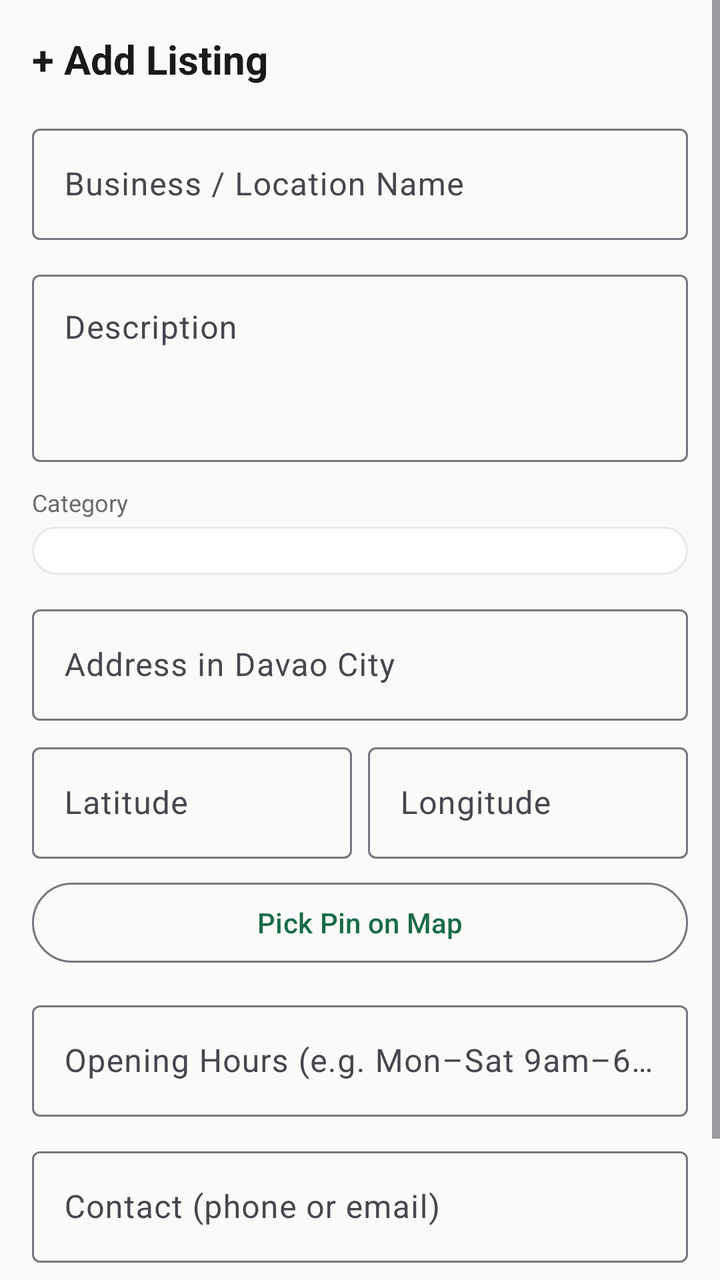
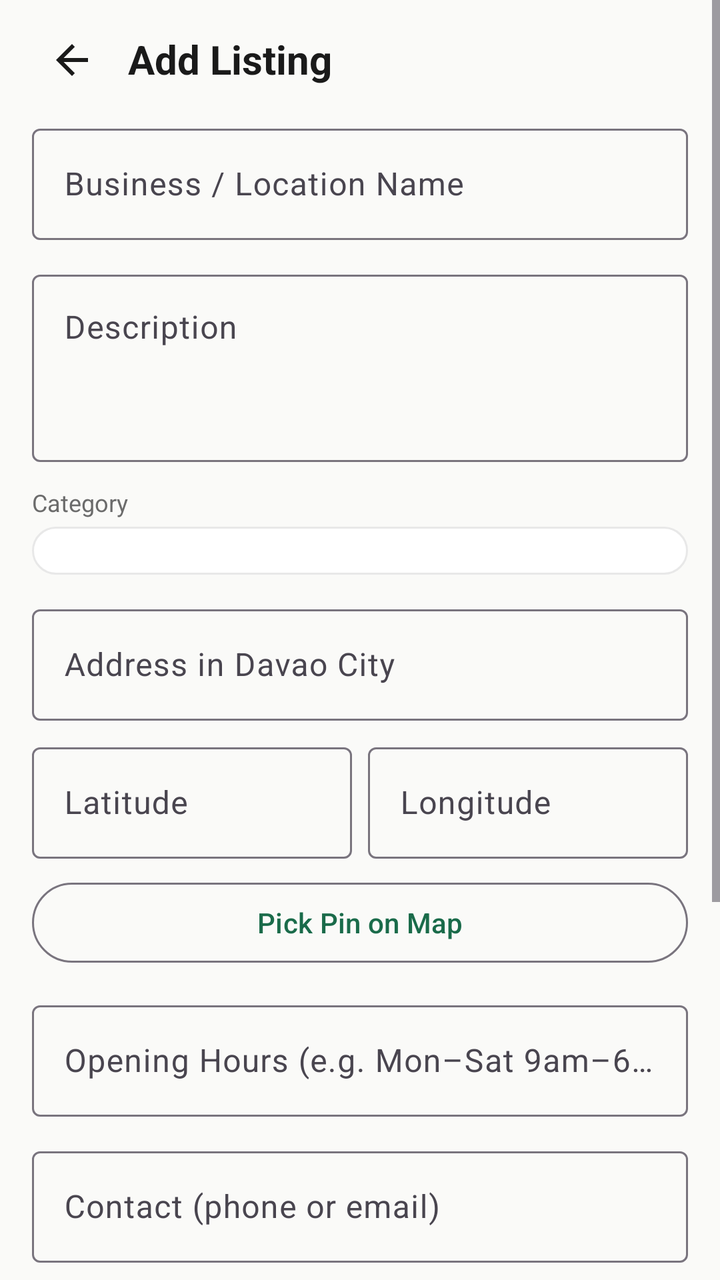

An Android layout rendered at two revisions. The XML below is the earlier revision; the diff shows what the commit changed to produce the second picture.
<!-- AndroidManifest.xml: application theme Theme.KapwaDVO -->
<!-- res/layout/fragment_listing_form.xml -->
<?xml version="1.0" encoding="utf-8"?>
<ScrollView xmlns:android="http://schemas.android.com/apk/res/android"
    xmlns:app="http://schemas.android.com/apk/res-auto"
    android:layout_width="match_parent"
    android:layout_height="match_parent"
    android:background="@color/background"
    android:fillViewport="true">

    <androidx.constraintlayout.widget.ConstraintLayout
        android:layout_width="match_parent"
        android:layout_height="wrap_content"
        android:padding="16dp">

        <TextView
            android:id="@+id/tvFormTitle"
            android:layout_width="0dp"
            android:layout_height="wrap_content"
            android:text="@string/add_listing"
            android:textSize="20sp"
            android:textStyle="bold"
            android:textColor="@color/text_primary"
            android:layout_marginBottom="16dp"
            app:layout_constraintTop_toTopOf="parent"
            app:layout_constraintStart_toStartOf="parent"
            app:layout_constraintEnd_toEndOf="parent" />

        <com.google.android.material.textfield.TextInputLayout
            android:id="@+id/tilName"
            android:layout_width="0dp"
            android:layout_height="wrap_content"
            android:hint="@string/listing_name_hint"
            android:layout_marginTop="16dp"
            style="@style/Widget.Material3.TextInputLayout.OutlinedBox"
            app:layout_constraintTop_toBottomOf="@id/tvFormTitle"
            app:layout_constraintStart_toStartOf="parent"
            app:layout_constraintEnd_toEndOf="parent">
            <com.google.android.material.textfield.TextInputEditText
                android:id="@+id/etName"
                android:layout_width="match_parent"
                android:layout_height="wrap_content"
                android:inputType="textCapSentences" />
        </com.google.android.material.textfield.TextInputLayout>

        <com.google.android.material.textfield.TextInputLayout
            android:id="@+id/tilDescription"
            android:layout_width="0dp"
            android:layout_height="wrap_content"
            android:hint="@string/listing_desc_hint"
            android:layout_marginTop="12dp"
            style="@style/Widget.Material3.TextInputLayout.OutlinedBox"
            app:layout_constraintTop_toBottomOf="@id/tilName"
            app:layout_constraintStart_toStartOf="parent"
            app:layout_constraintEnd_toEndOf="parent">
            <com.google.android.material.textfield.TextInputEditText
                android:id="@+id/etDescription"
                android:layout_width="match_parent"
                android:layout_height="wrap_content"
                android:inputType="textMultiLine|textCapSentences"
                android:minLines="3"
                android:gravity="top" />
        </com.google.android.material.textfield.TextInputLayout>

        
        <TextView
            android:id="@+id/tvCategoryLabel"
            android:layout_width="wrap_content"
            android:layout_height="wrap_content"
            android:text="@string/category_hint"
            android:textSize="12sp"
            android:textColor="@color/text_secondary"
            android:layout_marginTop="12dp"
            android:layout_marginBottom="4dp"
            app:layout_constraintTop_toBottomOf="@id/tilDescription"
            app:layout_constraintStart_toStartOf="parent" />

        <Spinner
            android:id="@+id/spinnerCategory"
            android:layout_width="0dp"
            android:layout_height="wrap_content"
            android:background="@drawable/bg_card"
            android:padding="12dp"
            android:layout_marginTop="4dp"
            app:layout_constraintTop_toBottomOf="@id/tvCategoryLabel"
            app:layout_constraintStart_toStartOf="parent"
            app:layout_constraintEnd_toEndOf="parent" />

        <com.google.android.material.textfield.TextInputLayout
            android:id="@+id/tilAddress"
            android:layout_width="0dp"
            android:layout_height="wrap_content"
            android:hint="@string/listing_address_hint"
            android:layout_marginTop="12dp"
            style="@style/Widget.Material3.TextInputLayout.OutlinedBox"
            app:layout_constraintTop_toBottomOf="@id/spinnerCategory"
            app:layout_constraintStart_toStartOf="parent"
            app:layout_constraintEnd_toEndOf="parent">
            <com.google.android.material.textfield.TextInputEditText
                android:id="@+id/etAddress"
                android:layout_width="match_parent"
                android:layout_height="wrap_content"
                android:inputType="textCapSentences" />
        </com.google.android.material.textfield.TextInputLayout>

        
        <androidx.constraintlayout.widget.ConstraintLayout
            android:id="@+id/layoutLatLng"
            android:layout_width="0dp"
            android:layout_height="wrap_content"
            android:layout_marginTop="8dp"
            app:layout_constraintTop_toBottomOf="@id/tilAddress"
            app:layout_constraintStart_toStartOf="parent"
            app:layout_constraintEnd_toEndOf="parent">

            <com.google.android.material.textfield.TextInputLayout
                android:id="@+id/tilLat"
                android:layout_width="0dp"
                android:layout_height="wrap_content"
                android:hint="Latitude"
                android:layout_marginEnd="4dp"
                style="@style/Widget.Material3.TextInputLayout.OutlinedBox"
                app:layout_constraintTop_toTopOf="parent"
                app:layout_constraintStart_toStartOf="parent"
                app:layout_constraintEnd_toStartOf="@id/tilLng">
                <com.google.android.material.textfield.TextInputEditText
                    android:id="@+id/etLat"
                    android:layout_width="match_parent"
                    android:layout_height="wrap_content"
                    android:inputType="numberDecimal|numberSigned" />
            </com.google.android.material.textfield.TextInputLayout>

            <com.google.android.material.textfield.TextInputLayout
                android:id="@+id/tilLng"
                android:layout_width="0dp"
                android:layout_height="wrap_content"
                android:hint="Longitude"
                android:layout_marginStart="4dp"
                style="@style/Widget.Material3.TextInputLayout.OutlinedBox"
                app:layout_constraintTop_toTopOf="parent"
                app:layout_constraintStart_toEndOf="@id/tilLat"
                app:layout_constraintEnd_toEndOf="parent">
                <com.google.android.material.textfield.TextInputEditText
                    android:id="@+id/etLng"
                    android:layout_width="match_parent"
                    android:layout_height="wrap_content"
                    android:inputType="numberDecimal|numberSigned" />
            </com.google.android.material.textfield.TextInputLayout>
        </androidx.constraintlayout.widget.ConstraintLayout>

        <com.google.android.material.button.MaterialButton
            android:id="@+id/btnPickPin"
            android:layout_width="0dp"
            android:layout_height="wrap_content"
            android:text="@string/pick_on_map"
            android:layout_marginTop="8dp"
            style="@style/Widget.Material3.Button.OutlinedButton"
            app:layout_constraintTop_toBottomOf="@id/layoutLatLng"
            app:layout_constraintStart_toStartOf="parent"
            app:layout_constraintEnd_toEndOf="parent" />

        <com.google.android.material.textfield.TextInputLayout
            android:id="@+id/tilHours"
            android:layout_width="0dp"
            android:layout_height="wrap_content"
            android:hint="@string/listing_hours_hint"
            android:layout_marginTop="12dp"
            style="@style/Widget.Material3.TextInputLayout.OutlinedBox"
            app:layout_constraintTop_toBottomOf="@id/btnPickPin"
            app:layout_constraintStart_toStartOf="parent"
            app:layout_constraintEnd_toEndOf="parent">
            <com.google.android.material.textfield.TextInputEditText
                android:id="@+id/etHours"
                android:layout_width="match_parent"
                android:layout_height="wrap_content"
                android:inputType="text" />
        </com.google.android.material.textfield.TextInputLayout>

        <com.google.android.material.textfield.TextInputLayout
            android:id="@+id/tilContact"
            android:layout_width="0dp"
            android:layout_height="wrap_content"
            android:hint="@string/listing_contact_hint"
            android:layout_marginTop="12dp"
            style="@style/Widget.Material3.TextInputLayout.OutlinedBox"
            app:layout_constraintTop_toBottomOf="@id/tilHours"
            app:layout_constraintStart_toStartOf="parent"
            app:layout_constraintEnd_toEndOf="parent">
            <com.google.android.material.textfield.TextInputEditText
                android:id="@+id/etContact"
                android:layout_width="match_parent"
                android:layout_height="wrap_content"
                android:inputType="text" />
        </com.google.android.material.textfield.TextInputLayout>

        <com.google.android.material.button.MaterialButton
            android:id="@+id/btnSave"
            android:layout_width="0dp"
            android:layout_height="wrap_content"
            android:text="@string/save_changes"
            android:layout_marginTop="24dp"
            app:layout_constraintTop_toBottomOf="@id/tilContact"
            app:layout_constraintStart_toStartOf="parent"
            app:layout_constraintEnd_toEndOf="parent" />

    </androidx.constraintlayout.widget.ConstraintLayout>
</ScrollView>
<!-- resources referenced by this layout -->
<resources>
  <color name="background">#FAFAF8</color>
  <color name="text_primary">#1A1A1A</color>
  <color name="text_secondary">#6B6B6B</color>
  <!-- drawable bg_card (drawable) -->
  <?xml version="1.0" encoding="utf-8"?>
  <shape xmlns:android="http://schemas.android.com/apk/res/android"
      android:shape="rectangle">
      <solid android:color="@color/surface" />
      <corners android:radius="12dp" />
      <stroke
          android:width="1dp"
          android:color="@color/divider" />
  </shape>
  <string name="add_listing">+ Add Listing</string>
  <string name="category_hint">Category</string>
  <string name="listing_address_hint">Address in Davao City</string>
  <string name="listing_contact_hint">Contact (phone or email)</string>
  <string name="listing_desc_hint">Description</string>
  <string name="listing_hours_hint">Opening Hours (e.g. Mon–Sat 9am–6pm)</string>
  <string name="listing_name_hint">Business / Location Name</string>
  <string name="pick_on_map">Pick Pin on Map</string>
  <string name="save_changes">Save Changes</string>
  <style name="Theme.KapwaDVO" parent="Base.Theme.KapwaDVO">
          <item name="android:windowLightStatusBar">true</item>
      </style>
  <color name="surface">#FFFFFF</color>
  <color name="divider">#E8E8E8</color>
  <style name="Base.Theme.KapwaDVO" parent="Theme.Material3.Light.NoActionBar">
          <item name="colorPrimary">@color/primary</item>
          <item name="colorPrimaryDark">@color/primary_dark</item>
          <item name="colorAccent">@color/accent</item>
          <item name="android:colorBackground">@color/background</item>
          <item name="colorSurface">@color/surface</item>
          <item name="colorOnPrimary">@color/white</item>
          <item name="android:statusBarColor">@color/primary</item>
          <item name="android:navigationBarColor">@color/surface</item>
      </style>
  <color name="primary">#1A6B4A</color>
  <color name="primary_dark">#0F4530</color>
  <color name="accent">#F4A724</color>
  <color name="white">#FFFFFF</color>
</resources>

<!-- the commit's change to res/layout/fragment_listing_form.xml (unified diff, before → after) -->
@@ -11,6 +11,18 @@
         android:layout_height="wrap_content"
         android:padding="16dp">
 
+        
+        <ImageButton
+            android:id="@+id/btnBack"
+            android:layout_width="40dp"
+            android:layout_height="40dp"
+            android:background="?attr/selectableItemBackgroundBorderless"
+            android:src="@drawable/ic_arrow_back"
+            android:contentDescription="Back"
+            app:layout_constraintTop_toTopOf="parent"
+            app:layout_constraintStart_toStartOf="parent"
+            app:layout_constraintBottom_toBottomOf="@id/tvFormTitle" />
+
         <TextView
             android:id="@+id/tvFormTitle"
             android:layout_width="0dp"
@@ -19,9 +31,10 @@
             android:textSize="20sp"
             android:textStyle="bold"
             android:textColor="@color/text_primary"
+            android:layout_marginStart="8dp"
             android:layout_marginBottom="16dp"
             app:layout_constraintTop_toTopOf="parent"
-            app:layout_constraintStart_toStartOf="parent"
+            app:layout_constraintStart_toEndOf="@id/btnBack"
             app:layout_constraintEnd_toEndOf="parent" />
 
         <com.google.android.material.textfield.TextInputLayout
@@ -191,13 +204,71 @@
                 android:inputType="text" />
         </com.google.android.material.textfield.TextInputLayout>
 
+        
+        <TextView
+            android:id="@+id/tvPhotosLabel"
+            android:layout_width="0dp"
+            android:layout_height="wrap_content"
+            android:text="Photos"
+            android:textSize="14sp"
+            android:textStyle="bold"
+            android:textColor="@color/text_primary"
+            android:layout_marginTop="16dp"
+            app:layout_constraintTop_toBottomOf="@id/tilContact"
+            app:layout_constraintStart_toStartOf="parent"
+            app:layout_constraintEnd_toEndOf="parent" />
+
+        <HorizontalScrollView
+            android:id="@+id/scrollPhotos"
+            android:layout_width="0dp"
+            android:layout_height="90dp"
+            android:layout_marginTop="8dp"
+            android:scrollbars="none"
+            app:layout_constraintTop_toBottomOf="@id/tvPhotosLabel"
+            app:layout_constraintStart_toStartOf="parent"
+            app:layout_constraintEnd_toEndOf="parent">
+
+            <LinearLayout
+                android:id="@+id/layoutPhotoPreviews"
+                android:layout_width="wrap_content"
+                android:layout_height="match_parent"
+                android:orientation="horizontal"
+                android:gravity="center_vertical" />
+
+        </HorizontalScrollView>
+
+        <com.google.android.material.button.MaterialButton
+            android:id="@+id/btnUploadPhotos"
+            android:layout_width="wrap_content"
+            android:layout_height="wrap_content"
+            android:text="Add Photos"
+            android:layout_marginTop="8dp"
+            style="@style/Widget.Material3.Button.OutlinedButton"
+            app:layout_constraintTop_toBottomOf="@id/scrollPhotos"
+            app:layout_constraintStart_toStartOf="parent" />
+
         <com.google.android.material.button.MaterialButton
             android:id="@+id/btnSave"
             android:layout_width="0dp"
             android:layout_height="wrap_content"
             android:text="@string/save_changes"
             android:layout_marginTop="24dp"
-            app:layout_constraintTop_toBottomOf="@id/tilContact"
+            app:layout_constraintTop_toBottomOf="@id/btnUploadPhotos"
+            app:layout_constraintStart_toStartOf="parent"
+            app:layout_constraintEnd_toEndOf="parent" />
+
+        <TextView
+            android:id="@+id/tvSecurityNotice"
+            android:layout_width="0dp"
+            android:layout_height="wrap_content"
+            android:text="All updated details need approval from the admin for security purposes."
+            android:textSize="12sp"
+            android:textColor="@color/text_secondary"
+            android:textAlignment="center"
+            android:layout_marginTop="8dp"
+            android:layout_marginBottom="24dp"
+            android:visibility="gone"
+            app:layout_constraintTop_toBottomOf="@id/btnSave"
             app:layout_constraintStart_toStartOf="parent"
             app:layout_constraintEnd_toEndOf="parent" />
 
<!-- resource entries referenced after the edit -->
@@ -13,7 +13,19 @@
           android:width="1dp"
           android:color="@color/divider" />
   </shape>
-  <string name="add_listing">+ Add Listing</string>
+  <!-- drawable ic_arrow_back (drawable) -->
+  <?xml version="1.0" encoding="utf-8"?>
+  <vector xmlns:android="http://schemas.android.com/apk/res/android"
+      android:width="24dp"
+      android:height="24dp"
+      android:viewportWidth="24"
+      android:viewportHeight="24"
+      android:tint="@color/text_primary">
+      <path
+          android:fillColor="@android:color/white"
+          android:pathData="M20,11H7.83l5.59,-5.59L12,4l-8,8 8,8 1.41,-1.41L7.83,13H20v-2z" />
+  </vector>
+  <string name="add_listing">Add Listing</string>
   <string name="category_hint">Category</string>
   <string name="listing_address_hint">Address in Davao City</string>
   <string name="listing_contact_hint">Contact (phone or email)</string>
